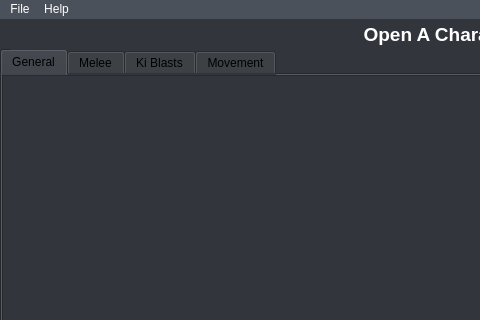
Qt form src/ui/neostudio.ui (jagger1407/NeoStudio) before a commit; both pictures show x 0 to 480 and y 0 to 320 of the 953 by 731 pixel window.
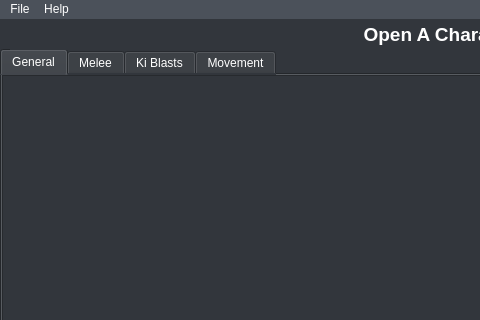
The same form after that commit. The open tabs and pages were chosen to show the change.

Diff of the .ui file:
```diff
--- a/src/ui/neostudio.ui
+++ b/src/ui/neostudio.ui
@@ -48,7 +48,7 @@
      </rect>
     </property>
     <property name="styleSheet">
-     <string notr="true">color:black</string>
+     <string notr="true"/>
     </property>
     <property name="currentIndex">
      <number>0</number>
```
Left out of the diff: 30 changed lines with no effect on the pictures.
